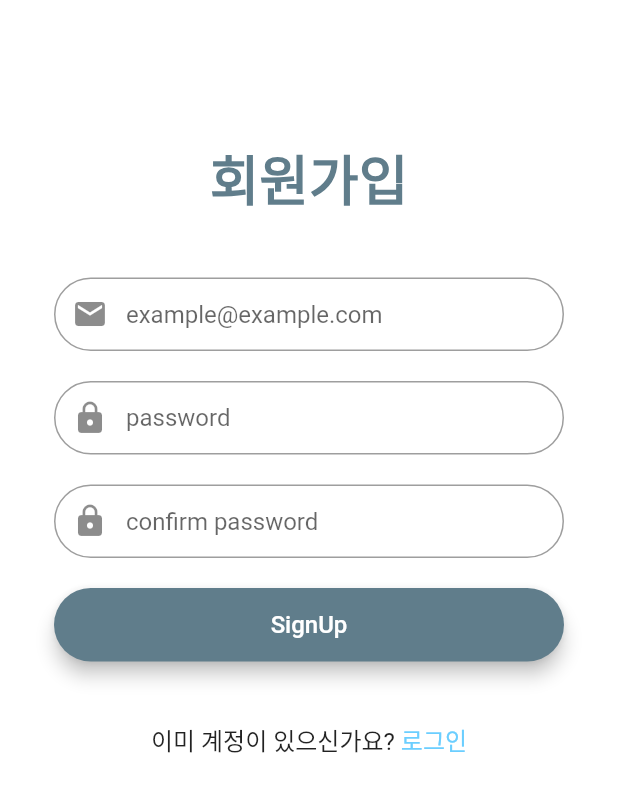
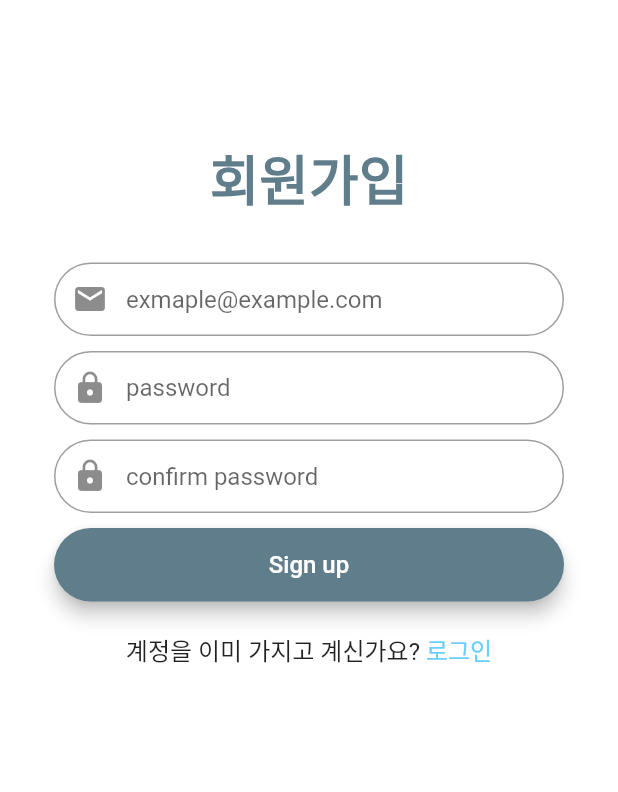
Before and after one commit to Aqudi/word_chain_game, a Flutter app: the screen it shows after launch, after a tap on "Login", after a tap on "회원가입", on a phone screen of 412 x 824 dp. Shown: the top 792 px of the screen. Run offline on Flutter 3.47's test engine with Material 2 defaults, Android fonts, the phone set to English and light mode, and no system bars; our stand-ins replace firebase_auth, get; accounts and stored records are empty.

Commit message:
Apply Get package and Make base widgets

```diff
--- a/lib/main.dart
+++ b/lib/main.dart
@@ -1,4 +1,5 @@
 import 'package:flutter/material.dart';
+import 'package:get/get.dart';
 import 'package:provider/provider.dart';
 import 'package:wordchaingame/constants.dart';
 import 'package:wordchaingame/providers/firebase_auth_provider.dart';
@@ -18,7 +19,7 @@ class MyApp extends StatelessWidget {
           create: (context) => FirebaseAuthProvider(),
         )
       ],
-      child: MaterialApp(
+      child: GetMaterialApp(
         debugShowCheckedModeBanner: false,
         title: 'Word chain game',
         theme: ThemeData(
--- a/lib/screens/login_screen.dart
+++ b/lib/screens/login_screen.dart
@@ -1,14 +1,17 @@
 import 'package:firebase_auth/firebase_auth.dart';
 import 'package:flutter/material.dart';
+import 'package:get/get.dart';
 import 'package:provider/provider.dart';
 import 'package:wordchaingame/constants.dart';
 import 'package:wordchaingame/providers/firebase_auth_provider.dart';
+import 'package:wordchaingame/validator.dart';
+import 'package:wordchaingame/widgets/auth/base_auth_button.dart';
+import 'package:wordchaingame/widgets/auth/base_auth_textfield.dart';
 
 class LoginScreen extends StatefulWidget {
   LoginScreen({Key key}) : super(key: key);
 
-  final betweenFieldPadding =
-      const EdgeInsets.symmetric(vertical: 10, horizontal: 10);
+  final betweenFieldSizedBox = SizedBox(height: 10);
 
   @override
   _LoginScreenState createState() => _LoginScreenState();
@@ -71,14 +74,32 @@ class _LoginScreenState extends State<LoginScreen> {
       key: _formKey,
       child: Column(
         children: [
-          Padding(padding: widget.betweenFieldPadding),
-          _buildEmailField(),
-          Padding(padding: widget.betweenFieldPadding),
-          _buildPasswordField(),
-          Padding(padding: widget.betweenFieldPadding),
-          _buildLoginButton(),
-          Padding(padding: widget.betweenFieldPadding),
-          Padding(padding: widget.betweenFieldPadding),
+          widget.betweenFieldSizedBox,
+          BaseAuthTextField(
+            textInputAction: TextInputAction.next,
+            prefixIcon: Icon(Icons.email),
+            hintText: "exmaple@example.com",
+            controller: _emailController,
+            validator: Validator.validateEmail,
+          ),
+          widget.betweenFieldSizedBox,
+          BaseAuthTextField(
+            textInputAction: TextInputAction.done,
+            keyboardType: TextInputType.visiblePassword,
+            obscureText: true,
+            prefixIcon: Icon(Icons.lock),
+            hintText: "password",
+            controller: _passwordController,
+            validator: Validator.validatePassword,
+            onEditingComplete: () async => await _handleLogin(),
+          ),
+          widget.betweenFieldSizedBox,
+          BaseAuthButton(
+            buttonTitle: "Login",
+            onPressed: () async => await _handleLogin(),
+          ),
+          widget.betweenFieldSizedBox,
+          widget.betweenFieldSizedBox,
           Row(
             mainAxisAlignment: MainAxisAlignment.center,
             children: [
@@ -105,88 +126,17 @@ class _LoginScreenState extends State<LoginScreen> {
     );
   }
 
-  Widget _buildEmailField() {
-    return TextFormField(
-      maxLines: 1,
-      textInputAction: TextInputAction.next,
-      keyboardType: TextInputType.emailAddress,
-      autocorrect: false,
-      decoration: InputDecoration(
-        prefixIcon: Icon(Icons.email),
-        hintText: "example@example.com",
-        contentPadding: EdgeInsets.symmetric(horizontal: 20, vertical: 15),
-        border: OutlineInputBorder(borderRadius: BorderRadius.circular(32.0)),
-      ),
-      controller: _emailController,
-      onSaved: (value) => _emailController
-        ..text = value.trim()
-        ..selection = TextSelection.collapsed(offset: 0),
-      validator: (value) {
-        if (!value.contains("@")) {
-          return "올바른 이메일을 입력해주세요.";
-        }
-        if (value.contains(" ")) {
-          return "이메일에 공백이 있습니다.";
-        }
-        return null;
-      },
-    );
-  }
-
-  Widget _buildPasswordField() {
-    return TextFormField(
-      style: TextStyle(fontFamily: ''),
-      maxLines: 1,
-      textInputAction: TextInputAction.done,
-      keyboardType: TextInputType.visiblePassword,
-      autocorrect: false,
-      obscureText: true,
-      decoration: InputDecoration(
-        prefixIcon: Icon(Icons.lock),
-        hintText: 'password',
-        contentPadding: EdgeInsets.symmetric(horizontal: 20, vertical: 15),
-        border: OutlineInputBorder(borderRadius: BorderRadius.circular(32.0)),
-      ),
-      controller: _passwordController,
-      onSaved: (value) => _passwordController
-        ..text = value.trim()
-        ..selection = TextSelection.collapsed(offset: 0),
-      validator: (value) {
-        if (value.length < 6) {
-          return "비밀번호는 6자 이상만 가능합니다";
-        }
-        return null;
-      },
-      onEditingComplete: () async => await _handleLogin(),
-    );
-  }
-
-  Widget _buildLoginButton() {
-    return Material(
-      elevation: 5.0,
-      borderRadius: BorderRadius.circular(30.0),
-      color: Colors.blueGrey,
-      child: MaterialButton(
-        minWidth: MediaQuery.of(context).size.width,
-        padding: EdgeInsets.symmetric(horizontal: 20, vertical: 15),
-        onPressed: () async => await _handleLogin(),
-        child: Text("Login",
-            textAlign: TextAlign.center,
-            style: TextStyle(
-              color: Colors.white,
-              fontSize: 16,
-            )),
-      ),
-    );
-  }
-
-  Future<bool> _handleLogin() {
+  Future<bool> _handleLogin() async {
+    bool success = false;
+    FocusScope.of(context).requestFocus(new FocusNode());
     if (_formKey.currentState.validate()) {
       _formKey.currentState.save();
+
+      success = await _auth.signInWithEmailAndPassword(
+        email: _emailController.text,
+        password: _passwordController.text,
+      );
     }
-    return _auth.signInWithEmailAndPassword(
-      email: _emailController.text,
-      password: _passwordController.text,
-    );
+    return success;
   }
 }
--- a/lib/screens/root_screen.dart
+++ b/lib/screens/root_screen.dart
@@ -15,7 +15,7 @@ class _RootScreenState extends State<RootScreen> {
   @override
   Widget build(BuildContext context) {
     _auth = Provider.of<FirebaseAuthProvider>(context);
-    print(_auth.loggedIn);
+    print("Auth loggedIn : ${_auth.loggedIn}");
     if (_auth.loggedIn) {
       return HomeScreen();
     }
--- a/lib/screens/signup_screen.dart
+++ b/lib/screens/signup_screen.dart
@@ -1,14 +1,18 @@
 import 'package:firebase_auth/firebase_auth.dart';
 import 'package:flutter/material.dart';
+import 'package:flutter/services.dart';
+import 'package:get/get.dart';
 import 'package:provider/provider.dart';
 import 'package:wordchaingame/constants.dart';
 import 'package:wordchaingame/providers/firebase_auth_provider.dart';
+import 'package:wordchaingame/validator.dart';
+import 'package:wordchaingame/widgets/auth/base_auth_button.dart';
+import 'package:wordchaingame/widgets/auth/base_auth_textfield.dart';
 
 class SignUpScreen extends StatefulWidget {
   SignUpScreen({Key key}) : super(key: key);
 
-  final betweenFieldPadding =
-      const EdgeInsets.symmetric(vertical: 10, horizontal: 10);
+  final betweenFieldSizedBox = SizedBox(height: 10);
 
   @override
   _SignUpScreenState createState() => _SignUpScreenState();
@@ -40,10 +44,9 @@ class _SignUpScreenState extends State<SignUpScreen> {
 
     return Scaffold(
       appBar: AppBar(
-        title: Text(""),
+        title: Text(''),
       ),
-      body: Container(
-        child: SingleChildScrollView(
+      body: SingleChildScrollView(
         padding: const EdgeInsets.all(36.0),
         child: Column(
           crossAxisAlignment: CrossAxisAlignment.center,
@@ -64,7 +67,6 @@ class _SignUpScreenState extends State<SignUpScreen> {
           ],
         ),
       ),
-      ),
     );
   }
 
@@ -73,21 +75,50 @@ class _SignUpScreenState extends State<SignUpScreen> {
       key: _formKey,
       child: Column(
         children: [
-          Padding(padding: widget.betweenFieldPadding),
-          _buildEmailField(),
-          Padding(padding: widget.betweenFieldPadding),
-          _buildPasswordField(),
-          Padding(padding: widget.betweenFieldPadding),
-          _buildPasswordConfirmField(),
-          Padding(padding: widget.betweenFieldPadding),
-          _buildSignUpButton(),
-          Padding(padding: widget.betweenFieldPadding),
-          Padding(padding: widget.betweenFieldPadding),
+          widget.betweenFieldSizedBox,
+          BaseAuthTextField(
+            textInputAction: TextInputAction.next,
+            prefixIcon: Icon(Icons.email),
+            hintText: "exmaple@example.com",
+            controller: _emailController,
+            validator: Validator.validateEmail,
+          ),
+          widget.betweenFieldSizedBox,
+          BaseAuthTextField(
+            textInputAction: TextInputAction.next,
+            keyboardType: TextInputType.visiblePassword,
+            obscureText: true,
+            prefixIcon: Icon(Icons.lock),
+            hintText: "password",
+            controller: _passwordController,
+            validator: Validator.validatePassword,
+          ),
+          widget.betweenFieldSizedBox,
+          BaseAuthTextField(
+            textInputAction: TextInputAction.done,
+            keyboardType: TextInputType.visiblePassword,
+            obscureText: true,
+            prefixIcon: Icon(Icons.lock),
+            hintText: "confirm password",
+            controller: _passwordController,
+            validator: (_) {
+              Validator.validateConfirmPassword(
+                  _passwordController.text, _passwordConfirmController.text);
+            },
+            onEditingComplete: () async => await _handleSignUp(),
+          ),
+          widget.betweenFieldSizedBox,
+          BaseAuthButton(
+            buttonTitle: "Sign up",
+            onPressed: () async => await _handleSignUp(),
+          ),
+          widget.betweenFieldSizedBox,
+          widget.betweenFieldSizedBox,
           Row(
             mainAxisAlignment: MainAxisAlignment.center,
             children: [
               Text(
-                "이미 계정이 있으신가요? ",
+                "계정을 이미 가지고 계신가요? ",
                 style: TextStyle(
                   fontSize: 16,
                 ),
@@ -109,122 +140,26 @@ class _SignUpScreenState extends State<SignUpScreen> {
     );
   }
 
-  Widget _buildEmailField() {
-    return TextFormField(
-      maxLines: 1,
-      textInputAction: TextInputAction.next,
-      keyboardType: TextInputType.emailAddress,
-      autocorrect: false,
-      decoration: InputDecoration(
-        prefixIcon: Icon(Icons.email),
-        hintText: "example@example.com",
-        contentPadding: EdgeInsets.symmetric(horizontal: 20, vertical: 15),
-        border: OutlineInputBorder(borderRadius: BorderRadius.circular(32.0)),
-      ),
-      controller: _emailController,
-      onSaved: (value) => _emailController
-        ..text = value.trim()
-        ..selection = TextSelection.collapsed(offset: 0),
-      validator: (value) {
-        if (!value.contains("@")) {
-          return "올바른 이메일을 입력해주세요.";
-        }
-        if (value.contains(" ")) {
-          return "이메일에 공백이 있습니다.";
-        }
-        return null;
-      },
-    );
-  }
-
-  Widget _buildPasswordField() {
-    return TextFormField(
-      style: TextStyle(fontFamily: ''),
-      maxLines: 1,
-      textInputAction: TextInputAction.next,
-      keyboardType: TextInputType.visiblePassword,
-      autocorrect: false,
-      obscureText: true,
-      decoration: InputDecoration(
-        prefixIcon: Icon(Icons.lock),
-        hintText: 'password',
-        contentPadding: EdgeInsets.symmetric(horizontal: 20, vertical: 15),
-        border: OutlineInputBorder(borderRadius: BorderRadius.circular(32.0)),
-      ),
-      controller: _passwordController,
-      onSaved: (value) => _passwordController
-        ..text = value.trim()
-        ..selection = TextSelection.collapsed(offset: 0),
-      validator: (value) {
-        if (value.length < 6) {
-          return "비밀번호는 6자 이상만 가능합니다";
-        }
-        return null;
-      },
-    );
-  }
-
-  Widget _buildPasswordConfirmField() {
-    return TextFormField(
-      style: TextStyle(fontFamily: ''),
-      maxLines: 1,
-      textInputAction: TextInputAction.done,
-      keyboardType: TextInputType.visiblePassword,
-      autocorrect: false,
-      obscureText: true,
-      decoration: InputDecoration(
-        prefixIcon: Icon(Icons.lock),
-        hintText: 'confirm password',
-        contentPadding: EdgeInsets.symmetric(horizontal: 20, vertical: 15),
-        border: OutlineInputBorder(borderRadius: BorderRadius.circular(32.0)),
-      ),
-      controller: _passwordConfirmController,
-      onSaved: (value) => _passwordConfirmController
-        ..text = value.trim()
-        ..selection = TextSelection.collapsed(offset: 0),
-      validator: (value) {
-        if (_passwordController.text == value) {
-          return "입력하신 비밀번호와 같지 않습니다.";
-        }
-        return null;
-      },
-      onEditingComplete: () async {
-        bool success = await _handleSignUp();
-        if (success) {
-          return Navigator.pushReplacementNamed(context, loginRoute);
-        }
-      },
-    );
-  }
-
-  Widget _buildSignUpButton() {
-    return Material(
-      elevation: 5.0,
-      borderRadius: BorderRadius.circular(30.0),
-      color: Colors.blueGrey,
-      child: MaterialButton(
-        minWidth: MediaQuery.of(context).size.width,
-        padding: EdgeInsets.symmetric(horizontal: 20, vertical: 15),
-        onPressed: () async => await _handleSignUp(),
-        child: Text(
-          "SignUp",
-          textAlign: TextAlign.center,
-          style: TextStyle(
-            color: Colors.white,
-            fontSize: 16,
-          ),
-        ),
-      ),
-    );
-  }
-
-  Future<bool> _handleSignUp() {
+  Future<bool> _handleSignUp() async {
+    bool success = false;
+    FocusScope.of(context).requestFocus(new FocusNode());
+    try {
       if (_formKey.currentState.validate()) {
         _formKey.currentState.save();
-    }
-    return _auth.signUpWithEmailAndPassword(
+
+        success = await _auth.signUpWithEmailAndPassword(
           email: _emailController.text,
           password: _passwordController.text,
         );
       }
+    } catch (e) {
+      print(e);
+      Get.snackbar(
+        "회원가입에 실패했습니다ㅠㅠ",
+        e.toString(),
+        barBlur: 0,
+      );
     }
+    return success;
+  }
+}
--- /dev/null
+++ b/lib/validator.dart
@@ -0,0 +1,28 @@
+class Validator {
+  static String validateEmail(String value) {
+    if (!value.contains("@")) {
+      return "올바른 이메일을 입력해주세요.";
+    }
+    if (value.contains(" ")) {
+      return "이메일에 공백이 포함되어 있습니다.";
+    }
+    return null;
+  }
+
+  static String validatePassword(String value) {
+    if (value.length < 6) {
+      return "비밀번호는 6자 이상만 가능합니다";
+    }
+    if (value.contains(" ")) {
+      return "비밀번호에 공백이 포함되어 있습니다";
+    }
+    return null;
+  }
+
+  static String validateConfirmPassword(String password, String passwordConfirm) {
+    if (password != passwordConfirm) {
+      return "입력하신 비밀번호와 같지 않습니다";
+    }
+    return null;
+  }
+}
--- /dev/null
+++ b/lib/widgets/auth/base_auth_button.dart
@@ -0,0 +1,31 @@
+import 'package:flutter/material.dart';
+
+class BaseAuthButton extends StatelessWidget {
+  final Color color;
+  final Function onPressed;
+  final String buttonTitle;
+
+  BaseAuthButton({this.onPressed, this.buttonTitle, this.color});
+
+  @override
+  Widget build(BuildContext context) {
+    return Material(
+      elevation: 5.0,
+      borderRadius: BorderRadius.circular(30.0),
+      color: color ?? Colors.blueGrey,
+      child: MaterialButton(
+        minWidth: MediaQuery.of(context).size.width,
+        padding: EdgeInsets.symmetric(horizontal: 20, vertical: 15),
+        onPressed: onPressed,
+        child: Text(
+          buttonTitle ?? "",
+          textAlign: TextAlign.center,
+          style: TextStyle(
+            color: Colors.white,
+            fontSize: 16,
+          ),
+        ),
+      ),
+    );
+  }
+}
--- /dev/null
+++ b/lib/widgets/auth/base_auth_textfield.dart
@@ -0,0 +1,50 @@
+import 'package:flutter/material.dart';
+import 'package:wordchaingame/validator.dart';
+
+class BaseAuthTextField extends StatelessWidget {
+  final TextStyle textStyle;
+  final TextEditingController controller;
+  final TextInputAction textInputAction;
+  final TextInputType keyboardType;
+  final bool obscureText;
+  final String hintText;
+  final Icon prefixIcon;
+  final Function validator;
+  final Function onEditingComplete;
+
+  const BaseAuthTextField({
+    Key key,
+    this.textStyle,
+    this.textInputAction,
+    this.prefixIcon,
+    this.hintText,
+    this.controller,
+    this.validator,
+    this.onEditingComplete,
+    this.keyboardType,
+    this.obscureText,
+  }) : super(key: key);
+
+  @override
+  Widget build(BuildContext context) {
+    return TextFormField(
+      style: textStyle,
+      maxLines: 1,
+      textInputAction: textInputAction,
+      keyboardType: keyboardType,
+      autocorrect: false,
+      obscureText: obscureText ?? false,
+      decoration: InputDecoration(
+        prefixIcon: prefixIcon,
+        hintText: hintText,
+        contentPadding: EdgeInsets.symmetric(horizontal: 20, vertical: 15),
+        border: OutlineInputBorder(borderRadius: BorderRadius.circular(32.0)),
+      ),
+      controller: controller,
+      onSaved: (value) => controller
+        ..text = value.trim(),
+      validator: Validator.validatePassword,
+      onEditingComplete: onEditingComplete,
+    );
+  }
+}
--- a/pubspec.yaml
+++ b/pubspec.yaml
@@ -23,6 +23,9 @@ environment:
 dependencies:
   flutter:
     sdk: flutter
+
+  # get for dialog and snack bar without context
+  get: ^3.4.6
 
   # provider
   provider: ^4.3.2
```
Also changed, not shown: lib/providers/firebase_auth_provider.dart (+12 -5 lines), lib/widgets/future_progress_dialog.dart (added, +62 -0 lines), pubspec.lock. Lines whose indentation alone changed are shown as unchanged.
